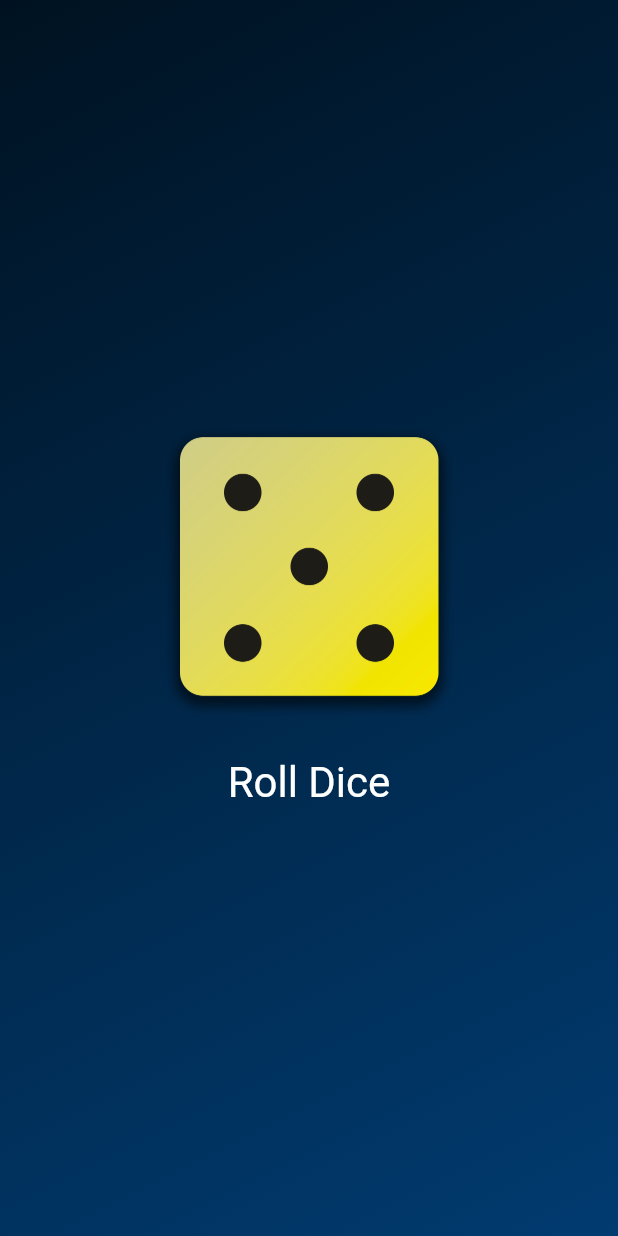
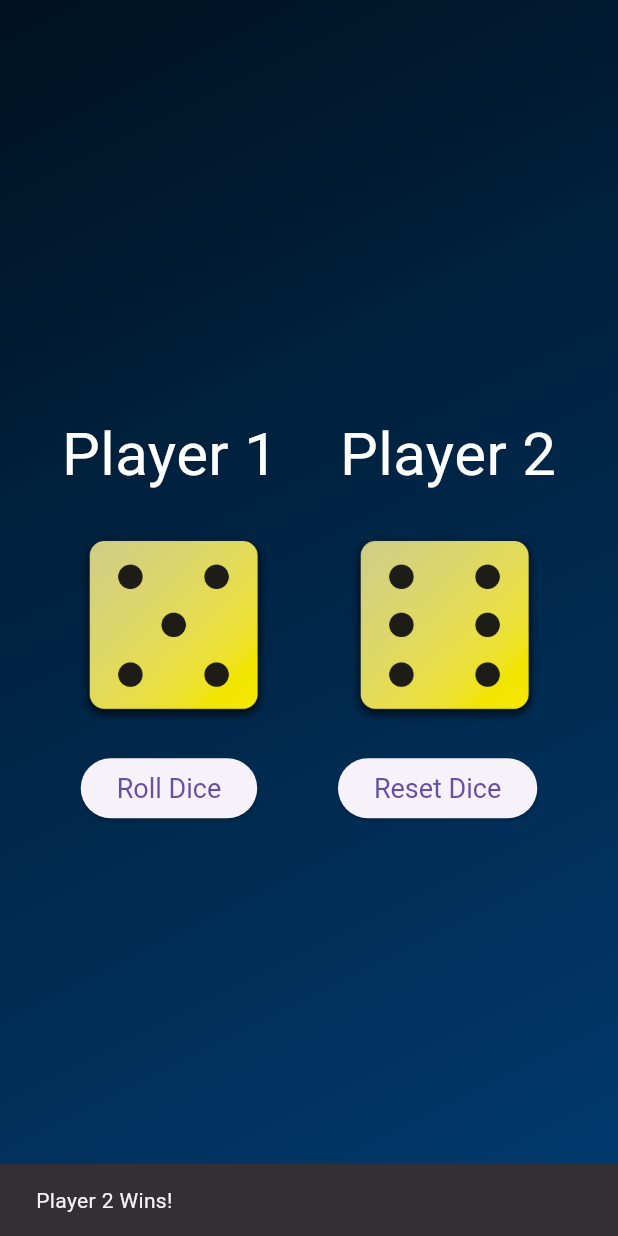
Before and after one commit to AliHassan521/dice_roll, a Flutter app: the screen it shows after launch, after a tap on "Roll Dice", on a phone screen of 412 x 824 dp. Run offline on Flutter 3.47's test engine with Material 3 defaults, Android fonts, the phone set to English and light mode, and no system bars.

Commit message:
Update dice_roll.dart

```diff
--- a/lib/dice_roller.dart
+++ b/lib/dice_roller.dart
@@ -2,43 +2,103 @@ import 'package:flutter/material.dart';
 import 'dart:math';
 
 var randomizer = Random();
-class DiceRoller extends StatefulWidget{
 
-  const DiceRoller ({super.key});
+class DiceRoller extends StatefulWidget {
+  const DiceRoller({Key? key}) : super(key: key);
 
   @override
-  State <DiceRoller> createState(){
+  State<DiceRoller> createState() {
     return _DiceRollerState();
   }
 }
 
+class _DiceRollerState extends State<DiceRoller> {
+  var activeDiceImage1 = 1;
+  var activeDiceImage2 = 1;
 
-class _DiceRollerState extends State<DiceRoller>{
-  var activeDiceImage = 1;
+  void rollDice() {
+    setState(() {
+      activeDiceImage1 = randomizer.nextInt(6) + 1;
+      activeDiceImage2 = randomizer.nextInt(6) + 1;
 
-  void roleDice() {
-
-    setState(() {
-      activeDiceImage = randomizer.nextInt(6) + 1;;
+      // Check for the winner or draw
+      checkWinner();
     });
   }
+
+  void reset() {
+    setState(() {
+      activeDiceImage1 = 1;
+      activeDiceImage2 = 1;
+    });
+  }
+
+  void checkWinner() {
+    String result;
+    if (activeDiceImage1 > activeDiceImage2) {
+      result = 'Player 1 Wins!';
+    } else if (activeDiceImage2 > activeDiceImage1) {
+      result = 'Player 2 Wins!';
+    } else {
+      result = 'It\'s a Draw!';
+    }
+
+    // Show result using SnackBar
+    ScaffoldMessenger.of(context).showSnackBar(
+      SnackBar(
+        content: Text(result),
+        duration: const Duration(seconds: 3), // Adjust the duration as needed
+      ),
+    );
+  }
+
   @override
-  Widget build(context) {
+  Widget build(BuildContext context) {
     return Column(
-          mainAxisSize: MainAxisSize.min,
+      mainAxisSize: MainAxisSize.min,
+      children: [
+        const Row(
+          mainAxisAlignment: MainAxisAlignment.spaceEvenly,
           children: [
-            Image.asset('assets/images/dice-$activeDiceImage.png', width: 200),
-            const SizedBox(height: 20),
-            TextButton(
-              onPressed: roleDice,
-              style: TextButton.styleFrom(
-                //padding: const EdgeInsets.only(top: 20),
-                foregroundColor: Colors.white,
-                textStyle: const TextStyle(fontSize: 28),
-              ),
-              child: const Text('Roll Dice'),
-            )
+            Text(
+              'Player 1',
+              style: TextStyle(fontSize: 40, color: Colors.white),
+            ),
+            Text(
+              'Player 2',
+              style: TextStyle(fontSize: 40, color: Colors.white),
+            ),
           ],
-        );
+        ),
+        const SizedBox(height: 20),
+        Row(
+          mainAxisAlignment: MainAxisAlignment.spaceEvenly,
+          children: [
+            Image.asset('assets/images/dice-$activeDiceImage1.png', width: 130),
+            Image.asset('assets/images/dice-$activeDiceImage2.png', width: 130),
+          ],
+        ),
+        const SizedBox(height: 20),
+        Row(
+          mainAxisAlignment: MainAxisAlignment.spaceEvenly,
+          children: [
+          ElevatedButton(
+          onPressed: rollDice,
+          style: ElevatedButton.styleFrom(
+            textStyle: const TextStyle(fontSize: 18),
+          ),
+          child: const Text('Roll Dice'),
+        ),
+        ElevatedButton(
+          onPressed: reset,
+          style: ElevatedButton.styleFrom(
+            textStyle: const TextStyle(fontSize: 18),
+          ),
+          child: const Text('Reset Dice'),
+        ),
+        ],
+        ),
+      ],
+    );
   }
 }
```
